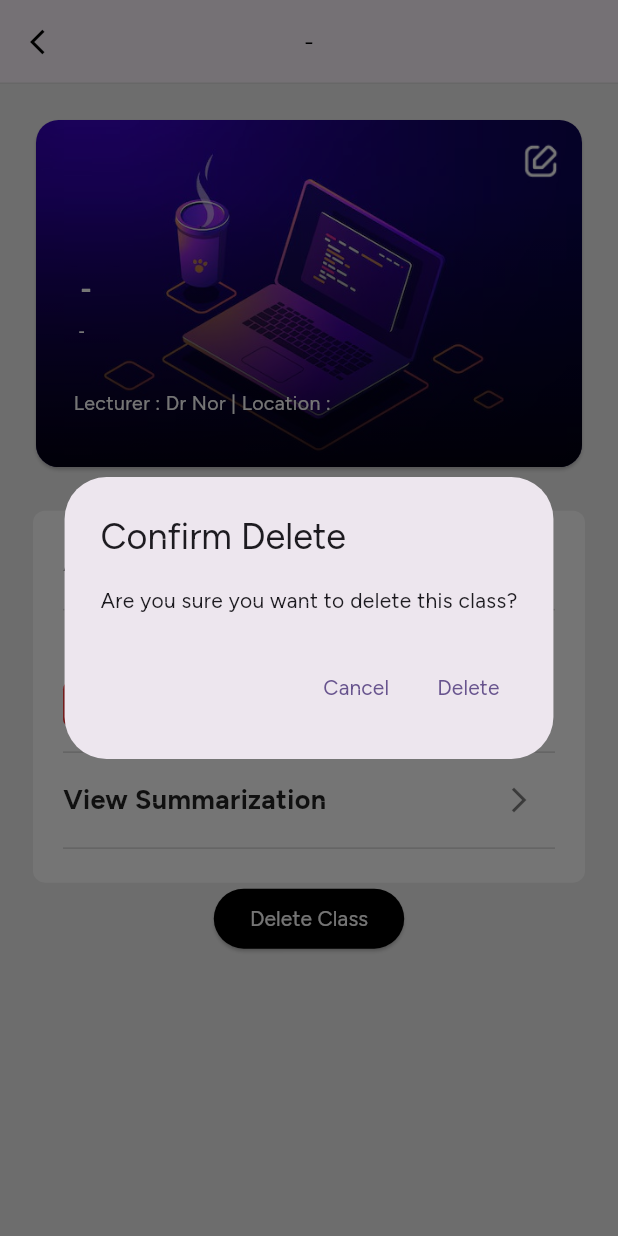
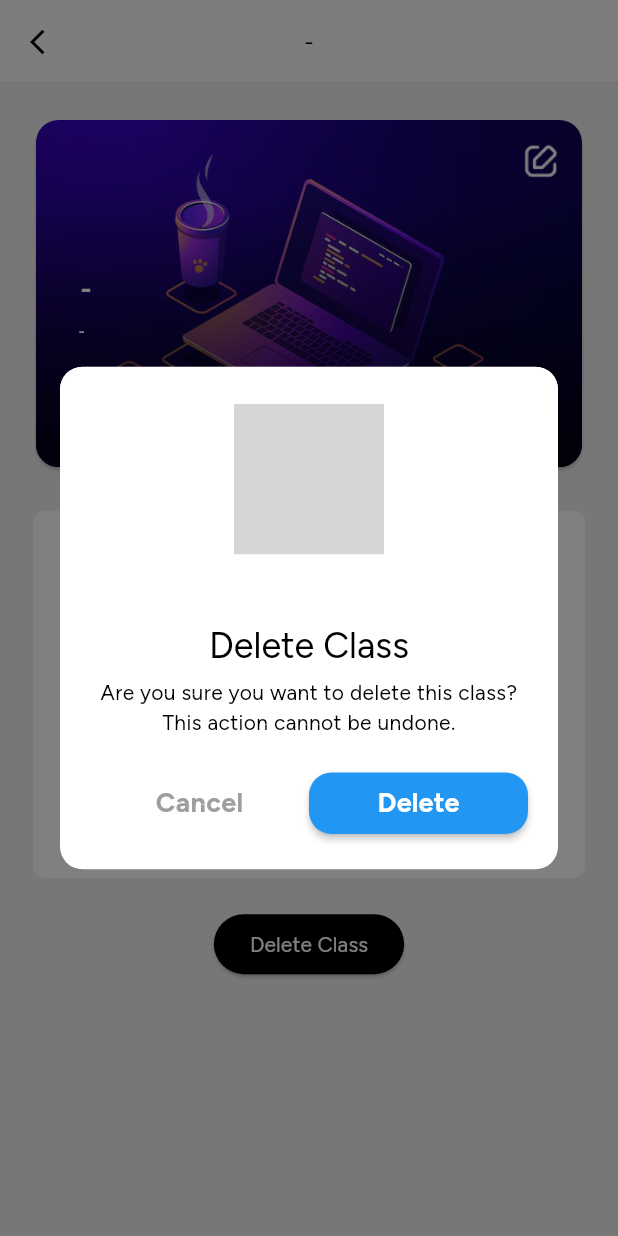
Before and after one commit to afiqamrii/smartclass_project, a Flutter app: the LecturerViewClass screen opened directly with empty values, after a tap on "Delete Class", on a phone screen of 412 x 824 dp. Run offline on Flutter 3.47's test engine with Material 3 defaults, Android fonts, the phone set to English and light mode, and no system bars; drawn by our look-alikes of liquid_pull_to_refresh; our stand-ins replace flutter_riverpod, google_nav_bar, quickalert; network calls fail; Roboto replaces fonts that are missing (FigtreeRegular); grey boxes are pictures that could not be loaded.

Commit message:
update on lecture view

```diff
--- a/client/lib/lecturer_pov/lecturer_show_all_classes.dart
+++ b/client/lib/lecturer_pov/lecturer_show_all_classes.dart
@@ -245,7 +245,7 @@ class LectViewAllClass extends ConsumerWidget {
         ),
       ),
       title: const Text(
-        "Today's Classes",
+        "All Classes",
         style: TextStyle(
           fontSize: 17,
           fontWeight: FontWeight.bold,
--- a/client/lib/lecturer_pov/lecturer_view_class.dart
+++ b/client/lib/lecturer_pov/lecturer_view_class.dart
@@ -1,7 +1,12 @@
 import 'package:flutter/material.dart';
 import 'package:liquid_pull_to_refresh/liquid_pull_to_refresh.dart';
+import 'package:quickalert/models/quickalert_type.dart';
+import 'package:quickalert/widgets/quickalert_dialog.dart';
 import 'package:smartclass_fyp_2024/lecturer_pov/lecturer_show_all_classes.dart';
 import 'package:smartclass_fyp_2024/lecturer_pov/lecturer_update_class.dart';
+import 'package:smartclass_fyp_2024/lecturer_pov/template/lecturer_bottom_navbar.dart';
+import 'package:smartclass_fyp_2024/services/lecturer/favoriotApi.dart';
+import 'package:smartclass_fyp_2024/lecturer_pov/lecturer_viewSummarization.dart';
 import '../models/lecturer/class_models.dart';
 import '../services/lecturer/classApi.dart';
 
@@ -260,7 +265,7 @@ class _LecturerViewClassState extends State<LecturerViewClass> {
                           const Text(
                             "Attendance",
                             style: TextStyle(
-                              fontSize: 18,
+                              fontSize: 16,
                               fontWeight: FontWeight.bold,
                               color: Colors.black87,
                             ),
@@ -269,7 +274,7 @@ class _LecturerViewClassState extends State<LecturerViewClass> {
                             onPressed: () {},
                             icon: Icon(
                               Icons.arrow_forward_ios,
-                              size: 20,
+                              size: 16,
                               color: Colors.black.withOpacity(0.5),
                             ),
                           ),
@@ -286,7 +291,7 @@ class _LecturerViewClassState extends State<LecturerViewClass> {
                           const Text(
                             "Lecture Recording",
                             style: TextStyle(
-                              fontSize: 18,
+                              fontSize: 16,
                               fontWeight: FontWeight.bold,
                               color: Colors.black87,
                             ),
@@ -312,11 +317,28 @@ class _LecturerViewClassState extends State<LecturerViewClass> {
                               ),
 
                               //Toggle Switch for recording
-                              Switch(
+                              Transform.scale(
+                                scale: 0.75,
+                                child: Switch(
                                   value: light,
                                   activeColor: Colors.green,
                                   onChanged: (bool value) async {
-                                  //Switch toogle for lecture recording activation here
+                                    // Perform asynchronous work first
+                                    if (value == true) {
+                                      await FavoriotApi.publishData(
+                                        "start", //Pass command
+                                        widget
+                                            .classItem.classId, //Pass Class ID
+                                      );
+                                    } else {
+                                      await FavoriotApi.publishData(
+                                        "stop", //Pass command
+                                        widget
+                                            .classItem.classId, //Pass Class ID
+                                      );
+                                    }
+
+                                    // Update the state synchronously
                                     setState(() {
                                       light = value;
                                       if (light == true) {
@@ -325,9 +347,7 @@ class _LecturerViewClassState extends State<LecturerViewClass> {
                                           size: 20,
                                           color: Colors.white,
                                         );
-                                      //Set initial color of caontainer to green
                                         initialColor = Colors.green;
-                                      //Set text to "Recording Started"
                                         initialRecordingText = const Text(
                                           "Recording Started !",
                                           style: TextStyle(
@@ -335,17 +355,13 @@ class _LecturerViewClassState extends State<LecturerViewClass> {
                                             fontSize: 16,
                                           ),
                                         );
-                                    }
-                                    if (light == false) {
+                                      } else {
                                         initialMicIcon = const Icon(
                                           Icons.mic_off,
-                                        size: 20,
+                                          size: 16,
                                           color: Colors.white,
                                         );
-                                      //Set initial color of container to red back
                                         initialColor = Colors.red;
-                                      //Set text to "Recording"
-
                                         initialRecordingText = const Text(
                                           "Recording",
                                           style: TextStyle(
@@ -355,9 +371,8 @@ class _LecturerViewClassState extends State<LecturerViewClass> {
                                         );
                                       }
                                     });
-
-                                  // Handle when toggle is tapped here
                                   },
+                                ),
                               ),
                             ],
                           ),
@@ -374,16 +389,26 @@ class _LecturerViewClassState extends State<LecturerViewClass> {
                           const Text(
                             "View Summarization",
                             style: TextStyle(
-                              fontSize: 18,
+                              fontSize: 16,
                               fontWeight: FontWeight.bold,
                               color: Colors.black87,
                             ),
                           ),
                           IconButton(
-                            onPressed: () {},
+                            onPressed: () {
+                              Navigator.push(
+                                context,
+                                MaterialPageRoute(
+                                  builder: (context) =>
+                                      LecturerViewsummarization(
+                                    classId: widget.classItem.classId,
+                                  ),
+                                ),
+                              );
+                            },
                             icon: Icon(
                               Icons.arrow_forward_ios,
-                              size: 20,
+                              size: 16,
                               color: Colors.black.withOpacity(0.5),
                             ),
                           ),
@@ -408,22 +433,38 @@ class _LecturerViewClassState extends State<LecturerViewClass> {
   // Padding _topClassCard(BuildContext context) {
   Widget _deleteButton(BuildContext context) {
     return Padding(
-      padding: const EdgeInsets.symmetric(horizontal: 16.0),
+      padding: const EdgeInsets.symmetric(horizontal: 16.0, vertical: 20),
       child: ElevatedButton(
         style: ElevatedButton.styleFrom(
           backgroundColor: Colors.black, // Background color
         ),
         onPressed: () async {
-          bool confirm = await _showConfirmationDialog(context);
-          if (confirm) {
+          QuickAlert.show(
+            context: context,
+            type: QuickAlertType.confirm,
+            title: 'Delete Class',
+            text:
+                'Are you sure you want to delete this class? This action cannot be undone.',
+            confirmBtnText: 'Delete',
+            cancelBtnText: 'Cancel',
+            onConfirmBtnTap: () async {
               await Api.deleteClass(Api.baseUrl, widget.classItem.classId);
               // ignore: use_build_context_synchronously
-            Navigator.pop(context);
+              Navigator.push(
+                // ignore: use_build_context_synchronously
+                context,
+                MaterialPageRoute(
+                  builder: (context) {
+                    return const LectViewAllClass();
+                  },
+                ),
+              );
               // ignore: use_build_context_synchronously
               ScaffoldMessenger.of(context).showSnackBar(
                 const SnackBar(content: Text('Class deleted successfully')),
               );
-          }
+            },
+          );
         },
         child: const Text(
           'Delete Class',
@@ -432,28 +473,4 @@ class _LecturerViewClassState extends State<LecturerViewClass> {
       ),
     );
   }
-
-  Future<bool> _showConfirmationDialog(BuildContext context) async {
-    return await showDialog<bool>(
-          context: context,
-          builder: (context) {
-            return AlertDialog(
-              title: const Text('Confirm Delete'),
-              content:
-                  const Text('Are you sure you want to delete this class?'),
-              actions: [
-                TextButton(
-                  onPressed: () => Navigator.of(context).pop(false),
-                  child: const Text('Cancel'),
-                ),
-                TextButton(
-                  onPressed: () => Navigator.of(context).pop(true),
-                  child: const Text('Delete'),
-                ),
-              ],
-            );
-          },
-        ) ??
-        false;
 }
-}
--- a/client/lib/services/lecturer/summarizationApi.dart
+++ b/client/lib/services/lecturer/summarizationApi.dart
@@ -5,8 +5,11 @@ import 'package:http/http.dart';
 import 'package:smartclass_fyp_2024/models/lecturer/summarization_models.dart';
 
 class Summarizationapi {
-  //Based url
+  //Based url for WIFI Rumah
   static const baseUrl = "http://192.168.0.99:3000/classSummarization/";
+
+  // //Based url for HOSTPOT MyPhone
+  // static const baseUrl = "http://172.20.10.2:3000/classSummarization/";
 
   // Get Summarization
   Future<List<SummarizationModels>> getSummarization(int classId) async {
```
Also changed, not shown: client/lib/lecturer_pov/lecturer_homepage.dart (+7 -5 lines), client/lib/services/lecturer/classApi.dart (+4 -33 lines), client/lib/services/lecturer/favoriotApi.dart (added, +27 -0 lines), 4 other files. Lines whose indentation alone changed are shown as unchanged.
